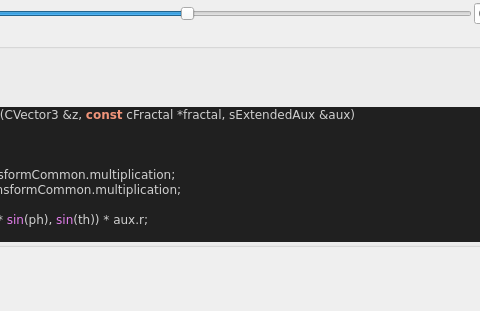
This is mandelbulber2/formula/ui/fractal_transf_multiple_angle.ui in buddhi1980/mandelbulber2 as Qt 5 draws it before an edit; both pictures show x 208 to 688 and y 0 to 311 of the 772 by 311 pixel window. The edited form follows.
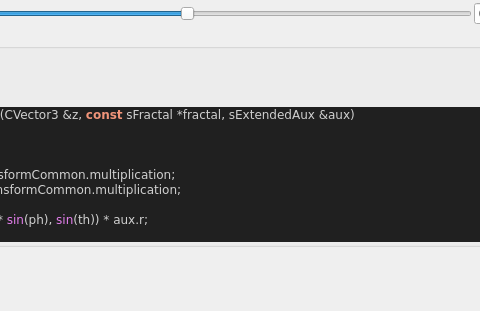
This is the edited form. Custom widgets are drawn as their Qt base class.

The edit to the form file:
```diff
--- a/mandelbulber2/formula/ui/fractal_transf_multiple_angle.ui
+++ b/mandelbulber2/formula/ui/fractal_transf_multiple_angle.ui
@@ -130,7 +130,7 @@
 &lt;/table&gt;
 &lt;h3&gt;Code&lt;/h3&gt;
 &lt;body style=&quot;background-color:#202020&quot;&gt;
-&lt;pre style=&quot;color:#d0d0d0; background-color:#202020;  font-family:'Courier New',monospace;&quot;&gt;&lt;span style=&quot;color:#f09479; font-weight:bold&quot;&gt;void&lt;/span&gt; &lt;span style=&quot;color:#e47eed&quot;&gt;TransfMultipleAngleIteration&lt;/span&gt;&lt;span style=&quot;color:#d0d0d0&quot;&gt;(&lt;/span&gt;CVector3 &lt;span style=&quot;color:#d0d0d0&quot;&gt;&amp;amp;&lt;/span&gt;z&lt;span style=&quot;color:#d0d0d0&quot;&gt;,&lt;/span&gt; &lt;span style=&quot;color:#f09479; font-weight:bold&quot;&gt;const&lt;/span&gt; cFractal &lt;span style=&quot;color:#d0d0d0&quot;&gt;*&lt;/span&gt;fractal&lt;span style=&quot;color:#d0d0d0&quot;&gt;,&lt;/span&gt; sExtendedAux &lt;span style=&quot;color:#d0d0d0&quot;&gt;&amp;amp;&lt;/span&gt;aux&lt;span style=&quot;color:#d0d0d0&quot;&gt;)&lt;/span&gt;
+&lt;pre style=&quot;color:#d0d0d0; background-color:#202020;  font-family:'Courier New',monospace;&quot;&gt;&lt;span style=&quot;color:#f09479; font-weight:bold&quot;&gt;void&lt;/span&gt; &lt;span style=&quot;color:#e47eed&quot;&gt;TransfMultipleAngleIteration&lt;/span&gt;&lt;span style=&quot;color:#d0d0d0&quot;&gt;(&lt;/span&gt;CVector3 &lt;span style=&quot;color:#d0d0d0&quot;&gt;&amp;amp;&lt;/span&gt;z&lt;span style=&quot;color:#d0d0d0&quot;&gt;,&lt;/span&gt; &lt;span style=&quot;color:#f09479; font-weight:bold&quot;&gt;const&lt;/span&gt; sFractal &lt;span style=&quot;color:#d0d0d0&quot;&gt;*&lt;/span&gt;fractal&lt;span style=&quot;color:#d0d0d0&quot;&gt;,&lt;/span&gt; sExtendedAux &lt;span style=&quot;color:#d0d0d0&quot;&gt;&amp;amp;&lt;/span&gt;aux&lt;span style=&quot;color:#d0d0d0&quot;&gt;)&lt;/span&gt;
 &lt;span style=&quot;color:#d0d0d0&quot;&gt;{&lt;/span&gt;
   &lt;span style=&quot;color:#f09479; font-weight:bold&quot;&gt;double&lt;/span&gt; th0 &lt;span style=&quot;color:#d0d0d0&quot;&gt;=&lt;/span&gt; &lt;span style=&quot;color:#e47eed&quot;&gt;asin&lt;/span&gt;&lt;span style=&quot;color:#d0d0d0&quot;&gt;(&lt;/span&gt;z&lt;span style=&quot;color:#d0d0d0&quot;&gt;.&lt;/span&gt;z &lt;span style=&quot;color:#d0d0d0&quot;&gt;/&lt;/span&gt; aux&lt;span style=&quot;color:#d0d0d0&quot;&gt;.&lt;/span&gt;r&lt;span style=&quot;color:#d0d0d0&quot;&gt;);&lt;/span&gt;
   &lt;span style=&quot;color:#f09479; font-weight:bold&quot;&gt;double&lt;/span&gt; ph0 &lt;span style=&quot;color:#d0d0d0&quot;&gt;=&lt;/span&gt; &lt;span style=&quot;color:#e47eed&quot;&gt;atan2&lt;/span&gt;&lt;span style=&quot;color:#d0d0d0&quot;&gt;(&lt;/span&gt;z&lt;span style=&quot;color:#d0d0d0&quot;&gt;.&lt;/span&gt;y&lt;span style=&quot;color:#d0d0d0&quot;&gt;,&lt;/span&gt; z&lt;span style=&quot;color:#d0d0d0&quot;&gt;.&lt;/span&gt;x&lt;span style=&quot;color:#d0d0d0&quot;&gt;);&lt;/span&gt;
```
